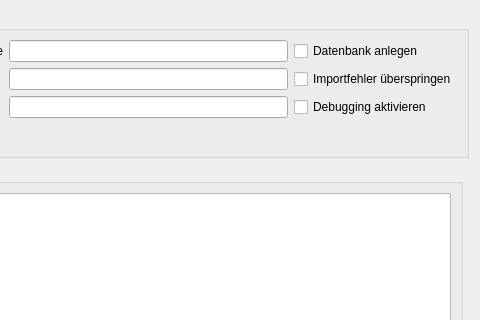
Before: the Qt Designer form alkisImportDlg.ui in norBIT/alkisimport, drawn with Qt 5; both pictures show x 454 to 934 and y 0 to 320 of the 934 by 608 pixel window.
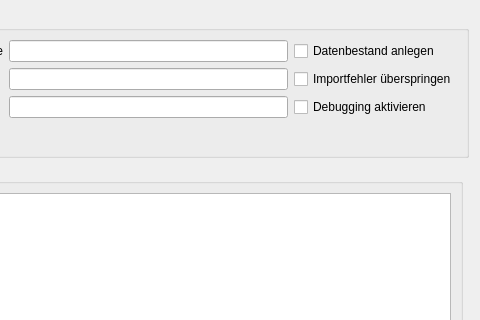
After: the same form once the commit is applied.

Commit message: 'Datenbank anlegen' => 'Datenbestand anlegen'

```diff
--- a/alkisImportDlg.ui
+++ b/alkisImportDlg.ui
@@ -255,7 +255,7 @@
       <item row="0" column="4">
        <widget class="QCheckBox" name="cbxCreate">
         <property name="text">
-         <string>Datenbank anlegen</string>
+         <string>Datenbestand anlegen</string>
         </property>
        </widget>
       </item>
```
The commit also changes 1 other file.
